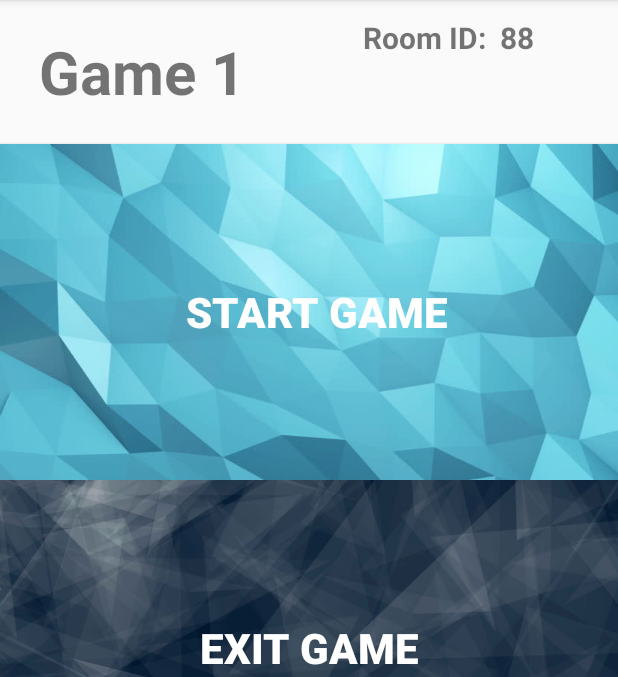
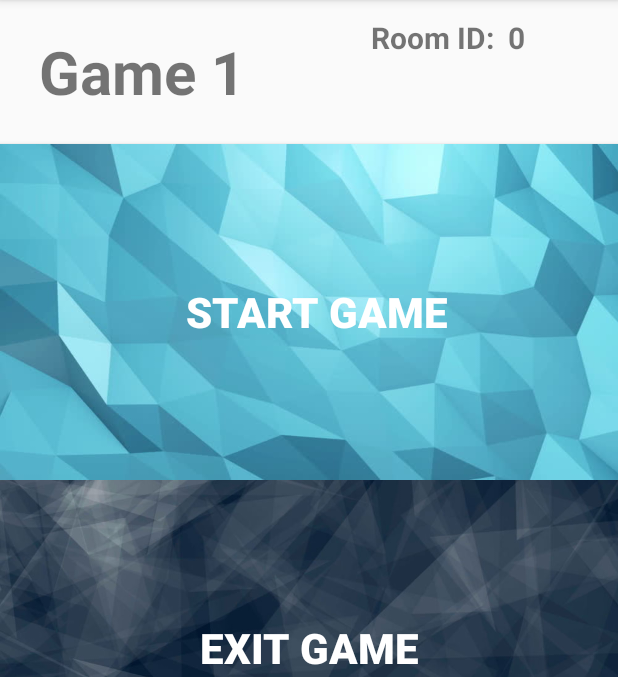
Before and after one commit to bliang9/CasinochipCountingApp, an Android app: the StartGame screen opened directly, with no data from a screen before it, on a phone screen of 412 x 824 dp, the part 84-761 px from its top. Run offline under Robolectric (Android 15) with nearby library versions, the light colour scheme and no system bars; our stand-ins replace Firebase (no records; nobody signed in at launch, a user with empty details on screens opened directly), Volley.

```diff
--- a/app/src/main/java/com/example/casinochipcountingapp/StartGame.java
+++ b/app/src/main/java/com/example/casinochipcountingapp/StartGame.java
@@ -27,7 +27,7 @@ public class StartGame extends JoinGameActivity {
     private TextView gameNumber;
     private AlertDialog adddialog;
     public static int playerChipAmount;
-    public static int gamenumber = 1;
+    public int gamenumber = 1;
     private String gameId;
     private ArrayList<String> players;
     private String owner;
@@ -36,6 +36,8 @@ public class StartGame extends JoinGameActivity {
     public static ArrayList<String> historyList = new ArrayList<>();
     public static int amountChange;
     public static int currentRound = 1;
+    private int b;
+    public static int gameCount = 0;
 
     public LinearLayout myGamePlayer;
     public ScrollView playersScroll;
@@ -48,14 +50,15 @@ public class StartGame extends JoinGameActivity {
         super.onCreate(savedInstanceState);
         setContentView(R.layout.activity_startgame);
         gameNumber = findViewById(R.id.gameNumber);
-        String gn = Integer.toString(gamenumber);
+        String gn = Integer.toString((gamenumber + gameCount));
         gameNumber.setText("Game " + gn);
         startGame = findViewById(R.id.startgame);
         exitGame = findViewById(R.id.exitgame);
         playerList = findViewById(R.id.playerList);
         players = new ArrayList<>();
+        String a = Integer.toString(roomIDNumber);
         TextView textView = findViewById(R.id.roomnumbertextview);
-        textView.setText("Room ID:  " + "88");
+        textView.setText("Room ID:  " + a);
 
         startGame.setOnClickListener(new View.OnClickListener() {
             @Override
@@ -88,11 +91,12 @@ public class StartGame extends JoinGameActivity {
     public void startGame() {
         //Game g = (Game) getIntent().getSerializableExtra("game");
         //g.updateGameState(1);
+        b = gamenumber;
 
-
-        historyList.add(gamenumber - 1, "Game "  + gamenumber + "  " + amountChange);
+        historyList.add((gamenumber + gameCount - 1), "Game "  + b + "  " + amountChange);
         String a = FirebaseAuth.getInstance().getCurrentUser().getEmail();
         playerName.add(0, a);
+        gameCount++;
 
         Intent intent = new Intent(this, GameActivity.class);
         startActivity(intent);
@@ -100,7 +104,7 @@ public class StartGame extends JoinGameActivity {
     }
     public void exitGame() {
         playerChipAmount = 0;
-        gamenumber = 1;
+        gameCount = 0;
         currentRound = 1;
         //Game g = (Game) getIntent().getSerializableExtra("game");
         //g.updateGameState(2);
--- a/app/src/main/res/layout/activity_joingame.xml
+++ b/app/src/main/res/layout/activity_joingame.xml
@@ -42,9 +42,10 @@
         android:layout_height="74dp"
         android:ems="10"
         android:hint="    Type In Game ID"
-        android:inputType="textPersonName"
+        android:inputType="number"
         android:textColorHint="@color/common_google_signin_btn_text_dark_default"
         android:textSize="25dp" />
+
 
     <TextView
         android:id="@+id/errorMessage"
```
Also changed, not shown: app/src/main/java/com/example/casinochipcountingapp/JoinGameActivity.java (+12 -5 lines).
